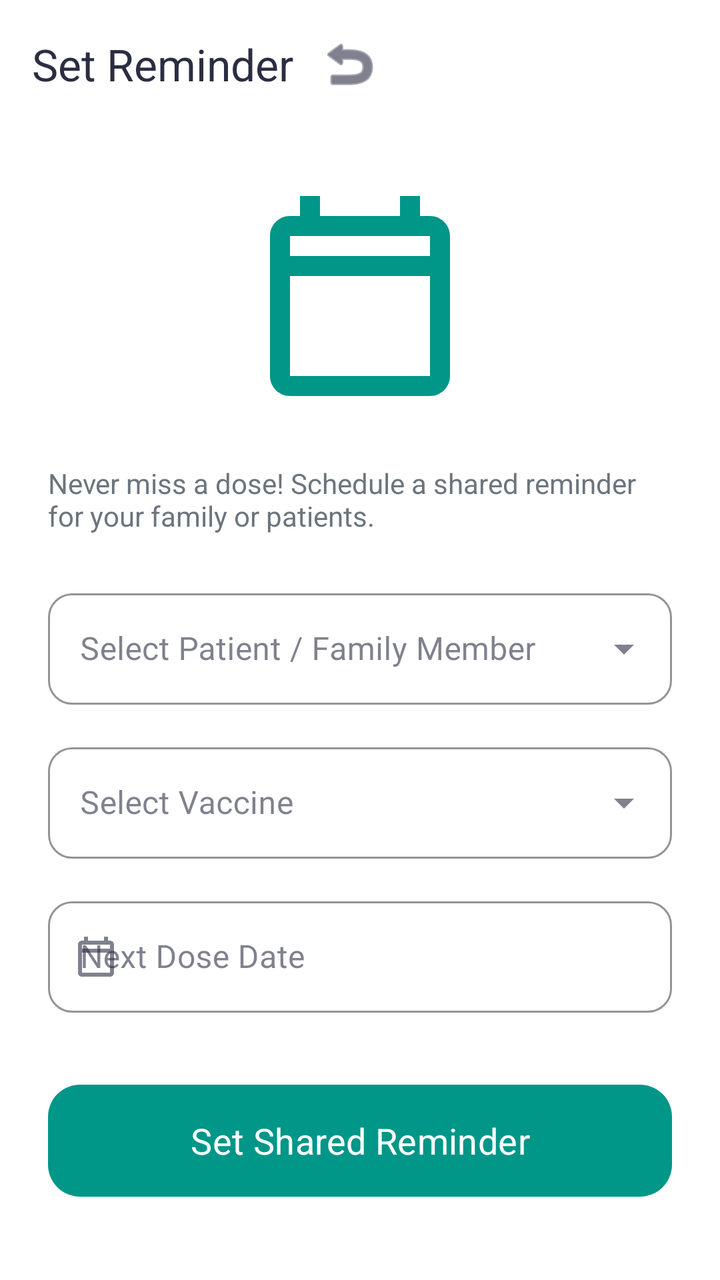
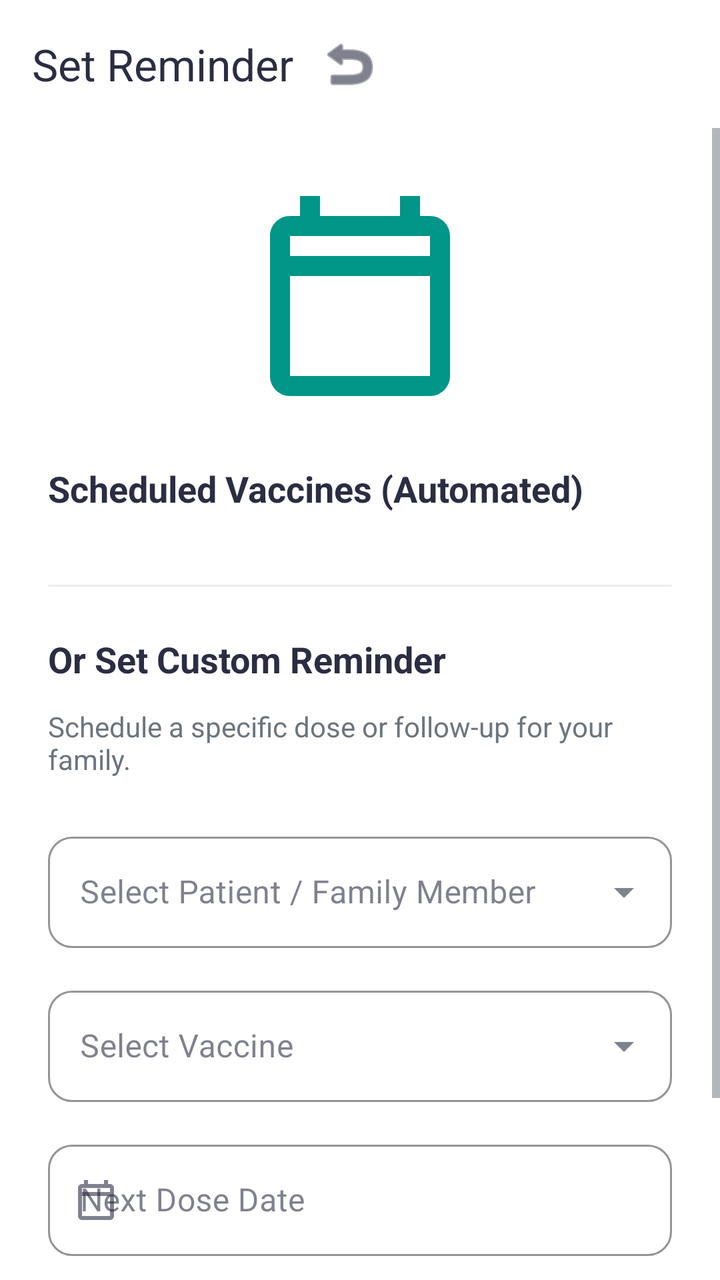

The first picture is an Android layout as it rendered before a commit; the second is the same layout after the commit. The layout source and the unified diff follow.
<!-- AndroidManifest.xml: application theme Theme.DigitalVaccineApp -->
<!-- res/layout/activity_reminder.xml -->
<?xml version="1.0" encoding="utf-8"?>
<androidx.coordinatorlayout.widget.CoordinatorLayout xmlns:android="http://schemas.android.com/apk/res/android"
    xmlns:app="http://schemas.android.com/apk/res-auto"
    android:layout_width="match_parent"
    android:layout_height="match_parent"
    android:background="@color/bg_light">

    <com.google.android.material.appbar.AppBarLayout
        android:layout_width="match_parent"
        android:layout_height="wrap_content"
        android:background="@color/white"
        app:elevation="0dp">

        <com.google.android.material.appbar.MaterialToolbar
            android:id="@+id/toolbar"
            android:layout_width="match_parent"
            android:layout_height="?attr/actionBarSize"
            app:title="Set Reminder"
            app:titleTextColor="@color/text_main">

            <ImageButton
                android:id="@+id/btnBack"
                android:layout_width="48dp"
                android:layout_height="48dp"
                android:layout_gravity="start"
                android:background="?attr/selectableItemBackgroundBorderless"
                android:src="@android:drawable/ic_menu_revert"
                app:tint="@color/text_main" />
        </com.google.android.material.appbar.MaterialToolbar>
    </com.google.android.material.appbar.AppBarLayout>

    <ScrollView
        android:layout_width="match_parent"
        android:layout_height="match_parent"
        android:fillViewport="true"
        app:layout_behavior="@string/appbar_scrolling_view_behavior">

        <LinearLayout
            android:layout_width="match_parent"
            android:layout_height="wrap_content"
            android:background="@color/white"
            android:orientation="vertical"
            android:padding="24dp">

            <ImageView
                android:layout_width="120dp"
                android:layout_height="120dp"
                android:layout_gravity="center"
                android:layout_marginBottom="24dp"
                android:src="@drawable/ic_calendar"
                app:tint="@color/primary_teal" />

            <TextView
                android:layout_width="match_parent"
                android:layout_height="wrap_content"
                android:layout_marginBottom="24dp"
                android:text="Never miss a dose! Schedule a shared reminder for your family or patients."
                android:textAlignment="center"
                android:textColor="@color/text_sub"
                android:textSize="14sp" />

            
            <com.google.android.material.textfield.TextInputLayout
                style="@style/Widget.MaterialComponents.TextInputLayout.OutlinedBox.ExposedDropdownMenu"
                android:layout_width="match_parent"
                android:layout_height="wrap_content"
                android:layout_marginBottom="16dp"
                android:hint="Select Patient / Family Member"
                app:boxStrokeColor="@color/primary_teal">

                <AutoCompleteTextView
                    android:id="@+id/spinnerReminderPatient"
                    android:layout_width="match_parent"
                    android:layout_height="wrap_content"
                    android:completionThreshold="0"
                    android:inputType="none" />
            </com.google.android.material.textfield.TextInputLayout>

            <com.google.android.material.textfield.TextInputLayout
                style="@style/Widget.MaterialComponents.TextInputLayout.OutlinedBox.ExposedDropdownMenu"
                android:layout_width="match_parent"
                android:layout_height="wrap_content"
                android:layout_marginBottom="16dp"
                android:hint="Select Vaccine"
                app:boxStrokeColor="@color/primary_teal">

                <AutoCompleteTextView
                    android:id="@+id/spinnerReminderVaccine"
                    android:layout_width="match_parent"
                    android:layout_height="wrap_content"
                    android:inputType="none" />
            </com.google.android.material.textfield.TextInputLayout>

            <com.google.android.material.textfield.TextInputLayout
                style="@style/Widget.MaterialComponents.TextInputLayout.OutlinedBox"
                android:layout_width="match_parent"
                android:layout_height="wrap_content"
                android:layout_marginBottom="32dp"
                android:hint="Next Dose Date"
                app:boxStrokeColor="@color/primary_teal"
                app:startIconDrawable="@drawable/ic_calendar">

                <com.google.android.material.textfield.TextInputEditText
                    android:id="@+id/etReminderDate"
                    android:layout_width="match_parent"
                    android:layout_height="wrap_content"
                    android:focusable="false"
                    android:inputType="none" />
            </com.google.android.material.textfield.TextInputLayout>

            <com.google.android.material.button.MaterialButton
                android:id="@+id/btnSetReminder"
                android:layout_width="match_parent"
                android:layout_height="64dp"
                android:text="Set Shared Reminder"
                android:textAllCaps="false"
                android:textSize="18sp"
                app:cornerRadius="16dp" />

        </LinearLayout>
    </ScrollView>
</androidx.coordinatorlayout.widget.CoordinatorLayout>
<!-- resources referenced by this layout -->
<resources>
  <color name="bg_light">#F5F7FA</color>
  <color name="primary_teal">#009688</color>
  <color name="text_main">#2B2D42</color>
  <color name="text_sub">#6C757D</color>
  <color name="white">#FFFFFFFF</color>
  <!-- drawable ic_calendar (drawable) -->
  <vector xmlns:android="http://schemas.android.com/apk/res/android"
      android:width="24dp"
      android:height="24dp"
      android:viewportWidth="24"
      android:viewportHeight="24">
      <path
          android:fillColor="@android:color/white"
          android:pathData="M19,4H18V2H16V4H8V2H6V4H5C3.89,4 3,4.9 3,6V20C3,21.1 3.89,22 5,22H19C20.11,22 21,21.1 21,20V6C21,4.9 20.11,4 19,4M19,20H5V10H19V20M19,8H5V6H19V8Z" />
  </vector>
  <style name="Theme.DigitalVaccineApp" parent="Theme.Material3.DayNight.NoActionBar">
          
          <item name="colorPrimary">@color/primary_teal</item>
          <item name="colorOnPrimary">@color/white</item>
          <item name="colorPrimaryContainer">@color/primary_light</item>
          <item name="colorOnPrimaryContainer">@color/primary_dark</item>
          
          <item name="colorSecondary">@color/primary_blue</item>
          <item name="colorOnSecondary">@color/white</item>
          
          
          <item name="android:windowBackground">@color/bg_light</item>
          <item name="colorSurface">@color/white</item>
          <item name="colorOnSurface">@color/text_main</item>
          <item name="colorSurfaceVariant">@color/bg_light</item>
          <item name="colorOnSurfaceVariant">@color/text_sub</item>
          
          
          <item name="android:textColorPrimary">@color/text_main</item>
          <item name="android:textColorSecondary">@color/text_sub</item>
          
          
          <item name="android:statusBarColor">@color/bg_light</item>
          <item name="android:windowLightStatusBar">true</item>
          
          <item name="colorOutline">@color/stroke_color</item>
          
          
          <item name="shapeAppearanceSmallComponent">@style/ShapeAppearanceOverlay.App.SmallComponent</item>
          <item name="shapeAppearanceMediumComponent">@style/ShapeAppearanceOverlay.App.MediumComponent</item>
          <item name="shapeAppearanceLargeComponent">@style/ShapeAppearanceOverlay.App.LargeComponent</item>
          
          <item name="fontFamily">sans-serif</item>
      </style>
  <color name="primary_light">#E0F2F1</color>
  <color name="primary_dark">#00695C</color>
  <color name="primary_blue">#4361EE</color>
  <color name="stroke_color">#E9ECEF</color>
  <style name="ShapeAppearanceOverlay.App.SmallComponent" parent="">
          <item name="cornerFamily">rounded</item>
          <item name="cornerSize">12dp</item>
      </style>
  <style name="ShapeAppearanceOverlay.App.MediumComponent" parent="">
          <item name="cornerFamily">rounded</item>
          <item name="cornerSize">16dp</item>
      </style>
  <style name="ShapeAppearanceOverlay.App.LargeComponent" parent="">
          <item name="cornerFamily">rounded</item>
          <item name="cornerSize">24dp</item>
      </style>
</resources>

<!-- the commit's change to res/layout/activity_reminder.xml (unified diff, before → after) -->
@@ -50,11 +50,43 @@
                 android:src="@drawable/ic_calendar"
                 app:tint="@color/primary_teal" />
 
+            
+            <TextView
+                android:layout_width="match_parent"
+                android:layout_height="wrap_content"
+                android:text="Scheduled Vaccines (Automated)"
+                android:textColor="@color/text_main"
+                android:textSize="18sp"
+                android:textStyle="bold"
+                android:layout_marginBottom="12dp" />
+
+            <androidx.recyclerview.widget.RecyclerView
+                android:id="@+id/rvAutoReminders"
+                android:layout_width="match_parent"
+                android:layout_height="wrap_content"
+                android:layout_marginBottom="24dp"
+                android:nestedScrollingEnabled="false" />
+
+            <View
+                android:layout_width="match_parent"
+                android:layout_height="1dp"
+                android:background="#EEEEEE"
+                android:layout_marginBottom="24dp" />
+
+            <TextView
+                android:layout_width="match_parent"
+                android:layout_height="wrap_content"
+                android:text="Or Set Custom Reminder"
+                android:textColor="@color/text_main"
+                android:textSize="18sp"
+                android:textStyle="bold"
+                android:layout_marginBottom="12dp" />
+
             <TextView
                 android:layout_width="match_parent"
                 android:layout_height="wrap_content"
                 android:layout_marginBottom="24dp"
-                android:text="Never miss a dose! Schedule a shared reminder for your family or patients."
+                android:text="Schedule a specific dose or follow-up for your family."
                 android:textAlignment="center"
                 android:textColor="@color/text_sub"
                 android:textSize="14sp" />
